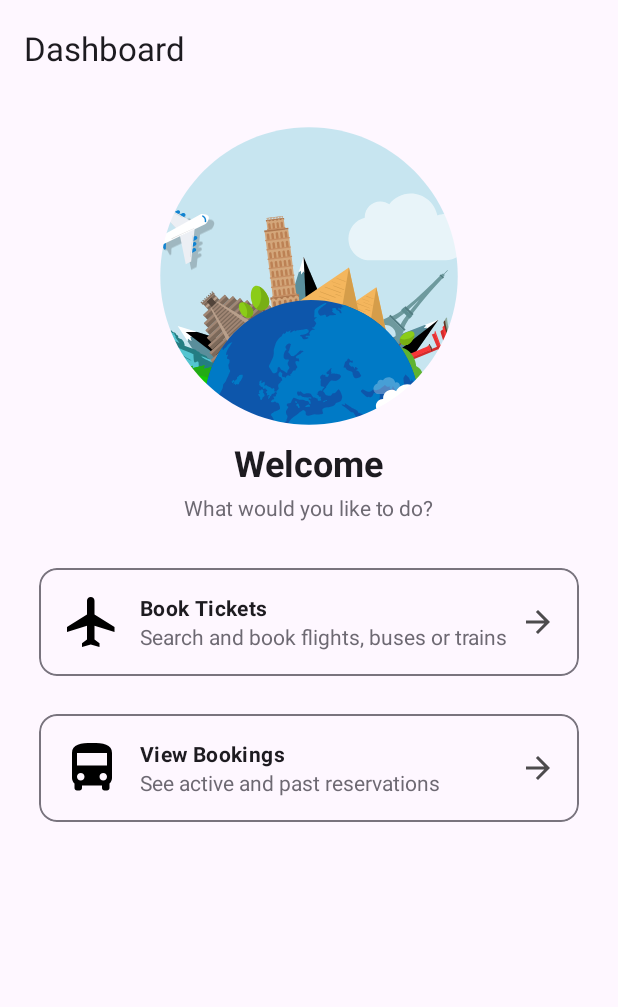
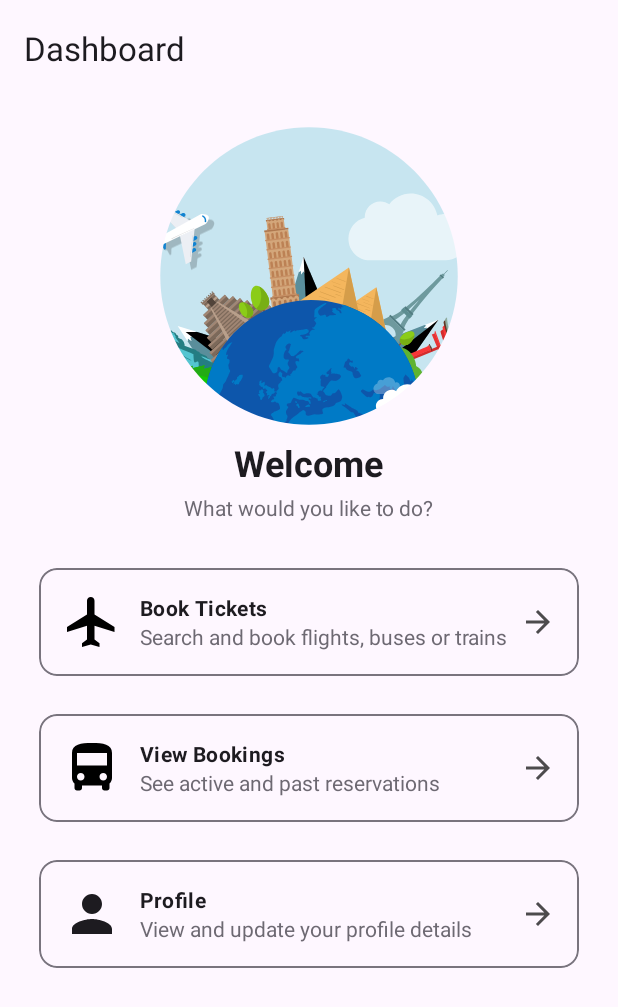
Before and after one commit to alirezanobakht2004/Ticket-Booking-Manager, an Android app: the DashboardActivity screen opened directly, with no data from a screen before it, on a phone screen of 412 x 824 dp. Shown: the top 1007 px of the screen. Run offline under Robolectric (Android 15) with nearby library versions, the phone set to English and light mode, and no system bars.

Commit message:
Profile section is added.

```diff
--- a/Phase-4/app/src/main/AndroidManifest.xml
+++ b/Phase-4/app/src/main/AndroidManifest.xml
@@ -38,7 +38,7 @@
         <activity android:name=".ui.RegisterActivity" android:exported="false" />
         <activity android:name=".ui.DashboardActivity" android:exported="false" />
         <activity android:name=".ui.OtpActivity" android:exported="false" />
-
+        <activity android:name=".ui.ProfileActivity" android:exported="false" android:label="@string/profile" />
     </application>
 
 
--- a/Phase-4/app/src/main/java/com/example/ticket_booking_manager_client/ui/DashboardActivity.kt
+++ b/Phase-4/app/src/main/java/com/example/ticket_booking_manager_client/ui/DashboardActivity.kt
@@ -29,6 +29,13 @@ class DashboardActivity : AppCompatActivity() {
             startActivity(Intent(this, BookingsActivity::class.java))
         }
 
+        // DashboardActivity.kt
+        findViewById<MaterialCardView>(R.id.cardProfile).setOnClickListener {
+            startActivity(Intent(this, ProfileActivity::class.java))
+        }
+
+
+
         // Add more cards later (profile, settings, support, etc.)
         // findViewById<MaterialCardView>(R.id.cardProfile).setOnClickListener { ... }
     }
--- /dev/null
+++ b/Phase-4/app/src/main/res/drawable/ic_person.xml
@@ -0,0 +1,10 @@
+<vector xmlns:android="http://schemas.android.com/apk/res/android"
+    android:width="24dp"
+    android:height="24dp"
+    android:viewportWidth="24"
+    android:viewportHeight="24">
+    <path
+        android:fillColor="?attr/colorOnSurface"
+        android:pathData="M12,12c2.21,0 4,-1.79 4,-4s-1.79,-4 -4,-4 -4,1.79 -4,4 1.79,4 4,4zm0,2c-2.67,0 -8,1.34 -8,4
+            v2h16v-2c0,-2.66 -5.33,-4 -8,-4z"/>
+</vector>
--- a/Phase-4/app/src/main/res/layout/activity_dashboard.xml
+++ b/Phase-4/app/src/main/res/layout/activity_dashboard.xml
@@ -161,6 +161,60 @@
                 </LinearLayout>
             </com.google.android.material.card.MaterialCardView>
 
+            <!-- Profile -->
+            <com.google.android.material.card.MaterialCardView
+                android:id="@+id/cardProfile"
+                android:layout_width="match_parent"
+                android:layout_height="wrap_content"
+                android:layout_marginTop="12dp"
+                app:cardUseCompatPadding="true"
+                app:strokeWidth="1dp"
+                app:strokeColor="?attr/colorOutline">
+
+                <LinearLayout
+                    android:orientation="horizontal"
+                    android:padding="16dp"
+                    android:gravity="center_vertical"
+                    android:layout_width="match_parent"
+                    android:layout_height="wrap_content">
+
+                    <ImageView
+                        android:layout_width="40dp"
+                        android:layout_height="40dp"
+                        android:src="@drawable/ic_person"
+                        android:contentDescription="@null"/>
+
+                    <LinearLayout
+                        android:orientation="vertical"
+                        android:layout_width="0dp"
+                        android:layout_height="wrap_content"
+                        android:layout_weight="1"
+                        android:layout_marginStart="12dp">
+
+                        <TextView
+                            android:text="@string/profile"
+                            android:textStyle="bold"
+                            android:textAppearance="?attr/textAppearanceBodyMedium"
+                            android:layout_width="wrap_content"
+                            android:layout_height="wrap_content"/>
+
+                        <TextView
+                            android:text="@string/dashboard_profile_desc"
+                            android:alpha="0.8"
+                            android:layout_width="wrap_content"
+                            android:layout_height="wrap_content"/>
+                    </LinearLayout>
+
+                    <ImageView
+                        android:layout_width="24dp"
+                        android:layout_height="24dp"
+                        android:src="@drawable/ic_arrow_back_24"
+                        android:rotation="180"
+                        android:alpha="0.7"
+                        android:contentDescription="@null"/>
+                </LinearLayout>
+            </com.google.android.material.card.MaterialCardView>
+
             <!-- Future: Profile, Settings, Support -->
             <!-- <com.google.android.material.card.MaterialCardView ... /> -->
 
```
Also changed, not shown: Phase-4/app/src/main/java/com/example/ticket_booking_manager_client/data/UserStore.kt (added, +52 -0 lines), Phase-4/app/src/main/java/com/example/ticket_booking_manager_client/ui/ProfileActivity.kt (added, +249 -0 lines), Phase-4/app/src/main/java/com/example/ticket_booking_manager_client/util/JwtUtils.kt (added, +25 -0 lines), Phase-4/app/src/main/res/layout/activity_profile.xml (added, +172 -0 lines), Phase-4/app/src/main/res/values/strings.xml (+11 -0 lines).
